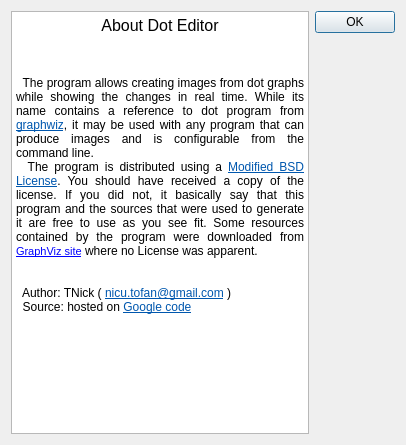
First picture: the form in library/gui/aboutdlg.ui, repository TNick/dot-editor, before the edit.
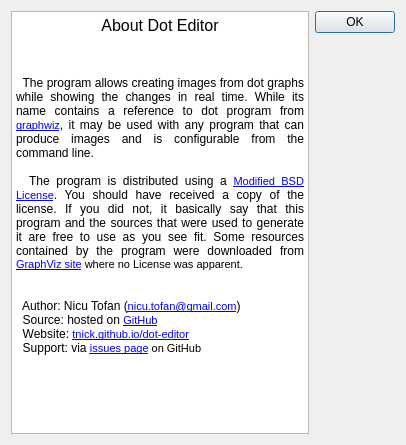
Second picture: the form after the edit.

Commit message: Update about dialog

```diff
--- a/library/gui/aboutdlg.ui
+++ b/library/gui/aboutdlg.ui
@@ -23,16 +23,19 @@
       <string>&lt;!DOCTYPE HTML PUBLIC &quot;-//W3C//DTD HTML 4.0//EN&quot; &quot;http://www.w3.org/TR/REC-html40/strict.dtd&quot;&gt;
 &lt;html&gt;&lt;head&gt;&lt;meta name=&quot;qrichtext&quot; content=&quot;1&quot; /&gt;&lt;style type=&quot;text/css&quot;&gt;
 p, li { white-space: pre-wrap; }
-&lt;/style&gt;&lt;/head&gt;&lt;body style=&quot; font-family:'MS Shell Dlg 2'; font-size:8.25pt; font-weight:400; font-style:normal;&quot;&gt;
+&lt;/style&gt;&lt;/head&gt;&lt;body style=&quot; font-family:'MS Shell Dlg 2'; font-size:8pt; font-weight:400; font-style:normal;&quot;&gt;
 &lt;p align=&quot;center&quot; style=&quot; margin-top:0px; margin-bottom:0px; margin-left:0px; margin-right:0px; -qt-block-indent:0; text-indent:0px;&quot;&gt;&lt;span style=&quot; font-family:'Sans Serif'; font-size:12pt;&quot;&gt;About Dot Editor&lt;/span&gt;&lt;/p&gt;
-&lt;p align=&quot;center&quot; style=&quot;-qt-paragraph-type:empty; margin-top:0px; margin-bottom:0px; margin-left:0px; margin-right:0px; -qt-block-indent:0; text-indent:0px; font-family:'Sans Serif'; font-size:9pt;&quot;&gt;&lt;/p&gt;
+&lt;p align=&quot;center&quot; style=&quot;-qt-paragraph-type:empty; margin-top:0px; margin-bottom:0px; margin-left:0px; margin-right:0px; -qt-block-indent:0; text-indent:0px; font-family:'Sans Serif'; font-size:9pt;&quot;&gt;&lt;br /&gt;&lt;/p&gt;
 &lt;p align=&quot;center&quot; style=&quot; margin-top:0px; margin-bottom:0px; margin-left:0px; margin-right:0px; -qt-block-indent:0; text-indent:0px;&quot;&gt;&lt;span style=&quot; font-family:'Sans Serif'; font-size:9pt;&quot;&gt;&lt;br /&gt;&lt;/span&gt;&lt;/p&gt;
-&lt;p align=&quot;justify&quot; style=&quot; margin-top:0px; margin-bottom:0px; margin-left:0px; margin-right:0px; -qt-block-indent:0; text-indent:0px;&quot;&gt;&lt;span style=&quot; font-family:'Sans Serif'; font-size:9pt;&quot;&gt;  The program allows creating images from dot graphs while showing the changes in real time. While its name contains a reference to dot program from &lt;/span&gt;&lt;a href=&quot;http://www.graphviz.org/&quot;&gt;&lt;span style=&quot; font-family:'Sans Serif'; font-size:9pt; text-decoration: underline; color:#0057ae;&quot;&gt;graphwiz&lt;/span&gt;&lt;/a&gt;&lt;span style=&quot; font-family:'Sans Serif'; font-size:9pt;&quot;&gt;, it may be used with any program that can produce images and is configurable from the command line.&lt;/span&gt;&lt;/p&gt;
-&lt;p align=&quot;justify&quot; style=&quot; margin-top:0px; margin-bottom:0px; margin-left:0px; margin-right:0px; -qt-block-indent:0; text-indent:0px;&quot;&gt;&lt;span style=&quot; font-family:'Sans Serif'; font-size:9pt;&quot;&gt;  The program is distributed using a &lt;/span&gt;&lt;a href=&quot;https://en.wikipedia.org/wiki/BSD_licenses#3-clause_license_.28.22New_BSD_License.22_or_.22Modified_BSD_License.22.29&quot;&gt;&lt;span style=&quot; font-family:'Sans Serif'; font-size:9pt; text-decoration: underline; color:#0057ae;&quot;&gt;Modified BSD License&lt;/span&gt;&lt;/a&gt;&lt;span style=&quot; font-family:'Sans Serif'; font-size:9pt;&quot;&gt;. You should have received a copy of the license. If you did not, it basically say that this program and the sources that were used to generate it are free to use as you see fit. Some resources contained by the program were downloaded from &lt;/span&gt;&lt;a href=&quot;http://www.graphviz.org&quot;&gt;&lt;span style=&quot; font-size:8pt; text-decoration: underline; color:#0000ff;&quot;&gt;GraphViz site&lt;/span&gt;&lt;/a&gt;&lt;span style=&quot; font-family:'Sans Serif'; font-size:9pt;&quot;&gt; where no License was apparent.&lt;/span&gt;&lt;/p&gt;
+&lt;p align=&quot;justify&quot; style=&quot; margin-top:0px; margin-bottom:0px; margin-left:0px; margin-right:0px; -qt-block-indent:0; text-indent:0px;&quot;&gt;&lt;span style=&quot; font-family:'Sans Serif'; font-size:9pt;&quot;&gt;  The program allows creating images from dot graphs while showing the changes in real time. While its name contains a reference to dot program from &lt;/span&gt;&lt;a href=&quot;http://www.graphviz.org/&quot;&gt;&lt;span style=&quot; text-decoration: underline; color:#0000ff;&quot;&gt;graphwiz&lt;/span&gt;&lt;/a&gt;&lt;span style=&quot; font-family:'Sans Serif'; font-size:9pt;&quot;&gt;, it may be used with any program that can produce images and is configurable from the command line.&lt;/span&gt;&lt;/p&gt;
+&lt;p align=&quot;justify&quot; style=&quot;-qt-paragraph-type:empty; margin-top:0px; margin-bottom:0px; margin-left:0px; margin-right:0px; -qt-block-indent:0; text-indent:0px; font-family:'Sans Serif'; font-size:9pt;&quot;&gt;&lt;br /&gt;&lt;/p&gt;
+&lt;p align=&quot;justify&quot; style=&quot; margin-top:0px; margin-bottom:0px; margin-left:0px; margin-right:0px; -qt-block-indent:0; text-indent:0px;&quot;&gt;&lt;span style=&quot; font-family:'Sans Serif'; font-size:9pt;&quot;&gt;  The program is distributed using a &lt;/span&gt;&lt;a href=&quot;https://en.wikipedia.org/wiki/BSD_licenses#3-clause_license_.28.22New_BSD_License.22_or_.22Modified_BSD_License.22.29&quot;&gt;&lt;span style=&quot; text-decoration: underline; color:#0000ff;&quot;&gt;Modified BSD License&lt;/span&gt;&lt;/a&gt;&lt;span style=&quot; font-family:'Sans Serif'; font-size:9pt;&quot;&gt;. You should have received a copy of the license. If you did not, it basically say that this program and the sources that were used to generate it are free to use as you see fit. Some resources contained by the program were downloaded from &lt;/span&gt;&lt;a href=&quot;http://www.graphviz.org&quot;&gt;&lt;span style=&quot; text-decoration: underline; color:#0000ff;&quot;&gt;GraphViz site&lt;/span&gt;&lt;/a&gt; where no License was apparent.&lt;/p&gt;
 &lt;p align=&quot;justify&quot; style=&quot; margin-top:0px; margin-bottom:0px; margin-left:0px; margin-right:0px; -qt-block-indent:0; text-indent:0px;&quot;&gt;&lt;span style=&quot; font-family:'Sans Serif'; font-size:9pt;&quot;&gt;  &lt;/span&gt;&lt;/p&gt;
-&lt;p align=&quot;justify&quot; style=&quot;-qt-paragraph-type:empty; margin-top:0px; margin-bottom:0px; margin-left:0px; margin-right:0px; -qt-block-indent:0; text-indent:0px; font-family:'Sans Serif'; font-size:9pt;&quot;&gt;&lt;/p&gt;
-&lt;p align=&quot;justify&quot; style=&quot; margin-top:0px; margin-bottom:0px; margin-left:0px; margin-right:0px; -qt-block-indent:0; text-indent:0px;&quot;&gt;&lt;span style=&quot; font-family:'Sans Serif'; font-size:9pt;&quot;&gt;  Author: TNick ( &lt;/span&gt;&lt;a href=&quot;mailto:nicu.tofan@gmail.com?Subject=dot%20editor&quot;&gt;&lt;span style=&quot; font-family:'Sans Serif'; font-size:9pt; text-decoration: underline; color:#0057ae;&quot;&gt;nicu.tofan@gmail.com&lt;/span&gt;&lt;/a&gt;&lt;span style=&quot; font-family:'Sans Serif'; font-size:9pt;&quot;&gt; )&lt;/span&gt;&lt;/p&gt;
-&lt;p align=&quot;justify&quot; style=&quot; margin-top:0px; margin-bottom:0px; margin-left:0px; margin-right:0px; -qt-block-indent:0; text-indent:0px;&quot;&gt;&lt;span style=&quot; font-family:'Sans Serif'; font-size:9pt;&quot;&gt;  Source: hosted on &lt;/span&gt;&lt;a href=&quot;http://code.google.com/p/tnicks-small-projects/source/browse/#svn%2Fdot-editor&quot;&gt;&lt;span style=&quot; font-family:'Sans Serif'; font-size:9pt; text-decoration: underline; color:#0057ae;&quot;&gt;Google code&lt;/span&gt;&lt;/a&gt;&lt;/p&gt;&lt;/body&gt;&lt;/html&gt;</string>
+&lt;p align=&quot;justify&quot; style=&quot;-qt-paragraph-type:empty; margin-top:0px; margin-bottom:0px; margin-left:0px; margin-right:0px; -qt-block-indent:0; text-indent:0px; font-family:'Sans Serif'; font-size:9pt;&quot;&gt;&lt;br /&gt;&lt;/p&gt;
+&lt;p align=&quot;justify&quot; style=&quot; margin-top:0px; margin-bottom:0px; margin-left:0px; margin-right:0px; -qt-block-indent:0; text-indent:0px;&quot;&gt;&lt;span style=&quot; font-family:'Sans Serif'; font-size:9pt;&quot;&gt;  Author: Nicu Tofan (&lt;/span&gt;&lt;a href=&quot;mailto:nicu.tofan@gmail.com?Subject=dot%20editor&quot;&gt;&lt;span style=&quot; text-decoration: underline; color:#0000ff;&quot;&gt;nicu.tofan@gmail.com&lt;/span&gt;&lt;/a&gt;&lt;span style=&quot; font-family:'Sans Serif'; font-size:9pt;&quot;&gt;)&lt;/span&gt;&lt;/p&gt;
+&lt;p align=&quot;justify&quot; style=&quot; margin-top:0px; margin-bottom:0px; margin-left:0px; margin-right:0px; -qt-block-indent:0; text-indent:0px;&quot;&gt;&lt;span style=&quot; font-family:'Sans Serif'; font-size:9pt;&quot;&gt;  Source: hosted on &lt;/span&gt;&lt;a href=&quot;https://github.com/TNick/dot-editor&quot;&gt;&lt;span style=&quot; text-decoration: underline; color:#0000ff;&quot;&gt;GitHub&lt;/span&gt;&lt;/a&gt;&lt;/p&gt;
+&lt;p align=&quot;justify&quot; style=&quot; margin-top:0px; margin-bottom:0px; margin-left:0px; margin-right:0px; -qt-block-indent:0; text-indent:0px;&quot;&gt;&lt;span style=&quot; font-family:'Sans Serif'; font-size:9pt;&quot;&gt;  Website: &lt;/span&gt;&lt;a href=&quot;http://tnick.github.io/dot-editor&quot;&gt;&lt;span style=&quot; text-decoration: underline; color:#0000ff;&quot;&gt;tnick.github.io/dot-editor&lt;/span&gt;&lt;/a&gt;&lt;/p&gt;
+&lt;p align=&quot;justify&quot; style=&quot; margin-top:0px; margin-bottom:0px; margin-left:0px; margin-right:0px; -qt-block-indent:0; text-indent:0px;&quot;&gt;&lt;span style=&quot; font-family:'Sans Serif'; font-size:9pt;&quot;&gt;  Support: via &lt;/span&gt;&lt;a href=&quot;https://github.com/TNick/dot-editor/issues&quot;&gt;&lt;span style=&quot; text-decoration: underline; color:#0000ff;&quot;&gt;issues page&lt;/span&gt;&lt;/a&gt; on GitHub&lt;/p&gt;&lt;/body&gt;&lt;/html&gt;</string>
      </property>
      <property name="openExternalLinks">
       <bool>true</bool>
```
The commit also changes 1 other file.
